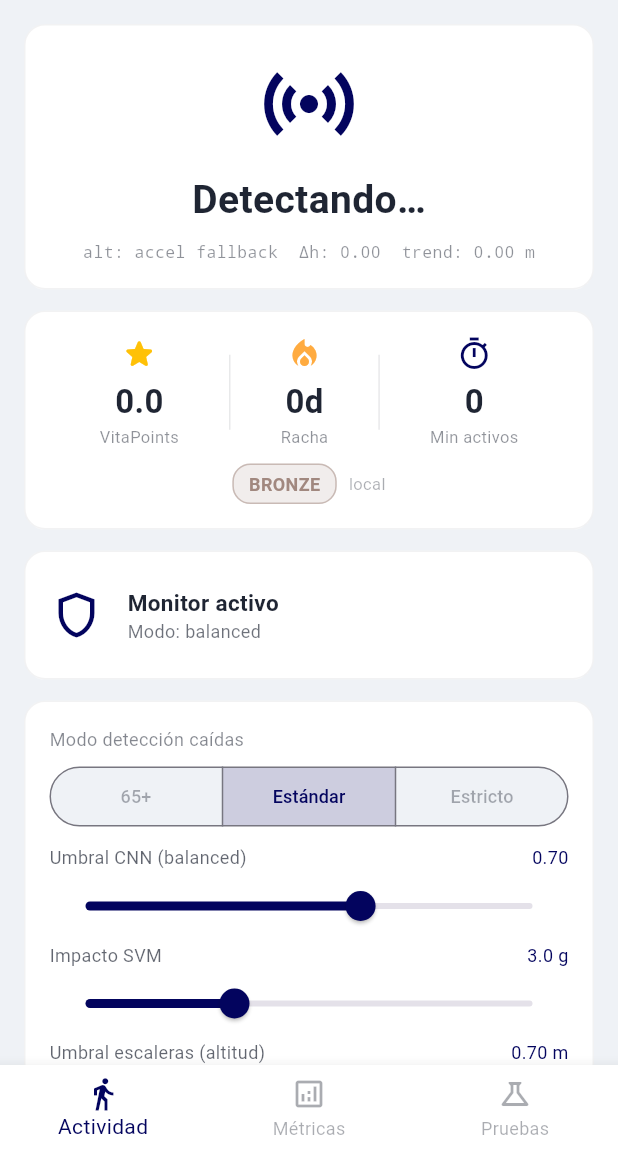
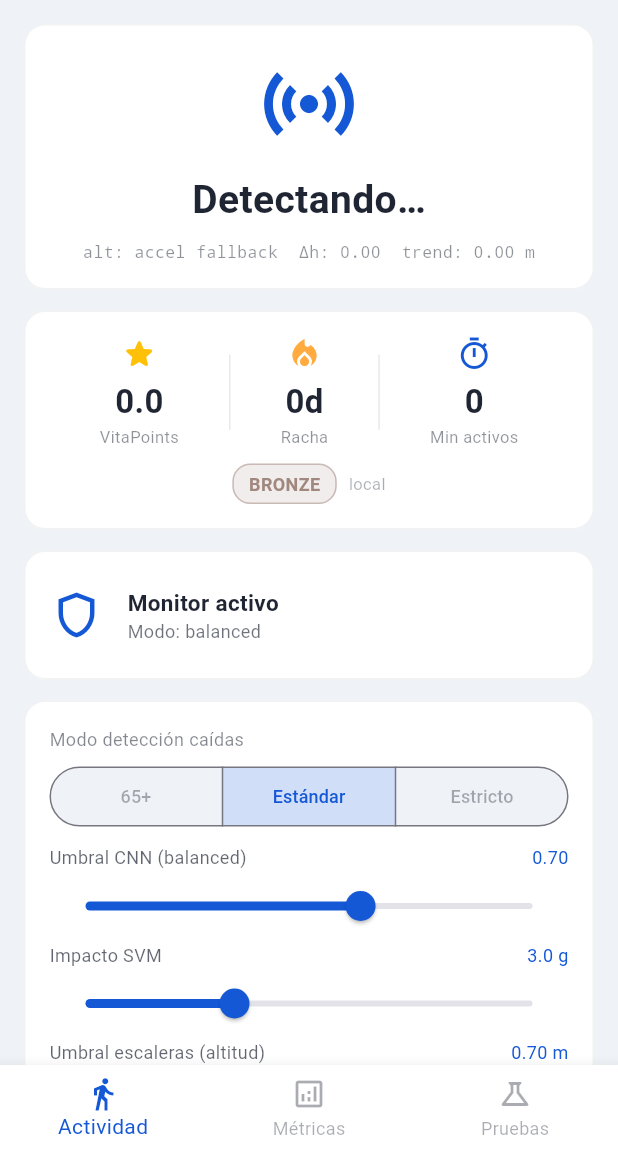
Before and after one commit to ByTermi/Vitalia-Health-Insurance, a Flutter app: the screen it shows after launch, on a phone screen of 412 x 824 dp, the part 84-1236 px from its top. Run offline on Flutter 3.47's test engine with Material 3 defaults, Android fonts, the phone set to English and light mode, and no system bars; our stand-ins replace fl_chart, flutter_local_notifications, permission_handler, sensors_plus, shared_preferences, sqflite; missing offline and left inert: flutter_background_service, tflite_flutter; accounts and stored records are empty; network calls fail; project files that could hold a hidden picture were left out.

Commit message:
feat(app): update accent color to lighter blue, fill activity buttons
- Change kAccent/primary from #03045E (deep navy) to #1558D6 (Vitalia blue)
- Switch activity-type buttons from outlined to filled style (solid bg, white text)
- Add HTML presentation docs (explicacion_diapositivas, v1, v2)
- Disable n8n-mcp in Claude local settings

```diff
--- a/app/lib/main.dart
+++ b/app/lib/main.dart
@@ -88,13 +88,13 @@ class VitaliaApp extends StatelessWidget {
       theme: ThemeData.light().copyWith(
         scaffoldBackgroundColor: const Color(0xFFEFF2F6),
         colorScheme: ColorScheme.fromSeed(
-          seedColor: const Color(0xFF03045E),
-          primary: const Color(0xFF03045E),
+          seedColor: const Color(0xFF1558D6),
+          primary: const Color(0xFF1558D6),
           brightness: Brightness.light,
         ),
         sliderTheme: const SliderThemeData(
-          activeTrackColor: Color(0xFF03045E),
-          thumbColor: Color(0xFF03045E),
+          activeTrackColor: Color(0xFF1558D6),
+          thumbColor: Color(0xFF1558D6),
         ),
       ),
       home: const HomePage(),
--- a/app/lib/screens/home_page.dart
+++ b/app/lib/screens/home_page.dart
@@ -19,8 +19,8 @@ import 'settings_screen.dart';
 const kBg = Color(0xFFEFF2F6);       // fondo scaffold / insets
 const kSurface = Color(0xFFFFFFFF);  // tarjetas, appbar, navbar
 const kInk = Color(0xFF1F2533);      // texto/iconos primarios
-const kAccent = Color(0xFF03045E);   // acento principal (azul marino)
-const kAccentBg = Color(0xFFECEDF8); // tinte suave del acento
+const kAccent = Color(0xFF1558D6);   // acento principal (marino claro)
+const kAccentBg = Color(0xFFEBF2FF); // tinte suave del acento
 const kDangerBg = Color(0xFFFDECEC); // tinte suave de peligro
 
 class HomePage extends StatefulWidget {
@@ -1440,11 +1440,11 @@ class _HomePageState extends State<HomePage> with WidgetsBindingObserver {
   }) =>
       ElevatedButton.icon(
         style: ElevatedButton.styleFrom(
-          backgroundColor: color.withOpacity(0.13),
-          foregroundColor: color,
-          disabledForegroundColor: color.withOpacity(0.45),
-          disabledBackgroundColor: color.withOpacity(0.07),
-          side: BorderSide(color: color.withOpacity(0.50)),
+          backgroundColor: color,
+          foregroundColor: Colors.white,
+          disabledForegroundColor: Colors.white,
+          disabledBackgroundColor: Colors.grey.shade400,
+          elevation: 0,
           alignment: Alignment.centerLeft,
           padding: const EdgeInsets.symmetric(horizontal: 14, vertical: 12),
         ),
--- a/app/lib/screens/settings_screen.dart
+++ b/app/lib/screens/settings_screen.dart
@@ -5,7 +5,7 @@ import '../storage/database_service.dart';
 const _kBg = Color(0xFFEFF2F6);
 const _kSurface = Color(0xFFFFFFFF);
 const _kInk = Color(0xFF1F2533);
-const _kAccent = Color(0xFF03045E);
+const _kAccent = Color(0xFF1558D6);
 
 class SettingsScreen extends StatefulWidget {
   const SettingsScreen({super.key});
```
Also changed, not shown: .claude/settings.local.json, 3 other files.
